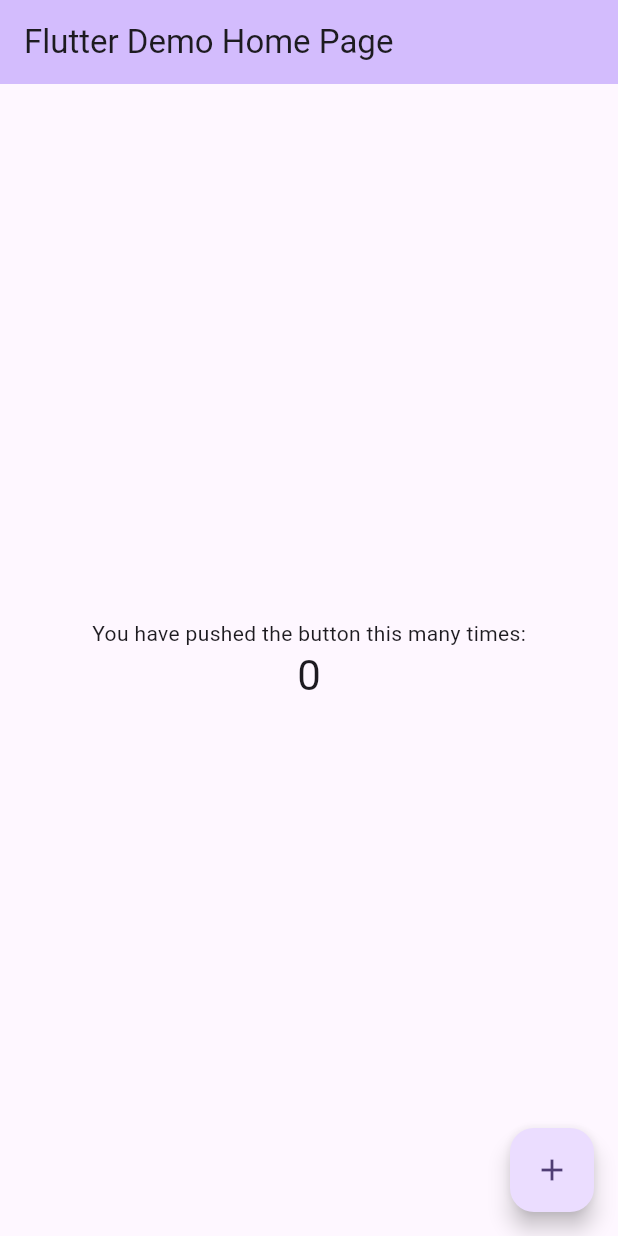
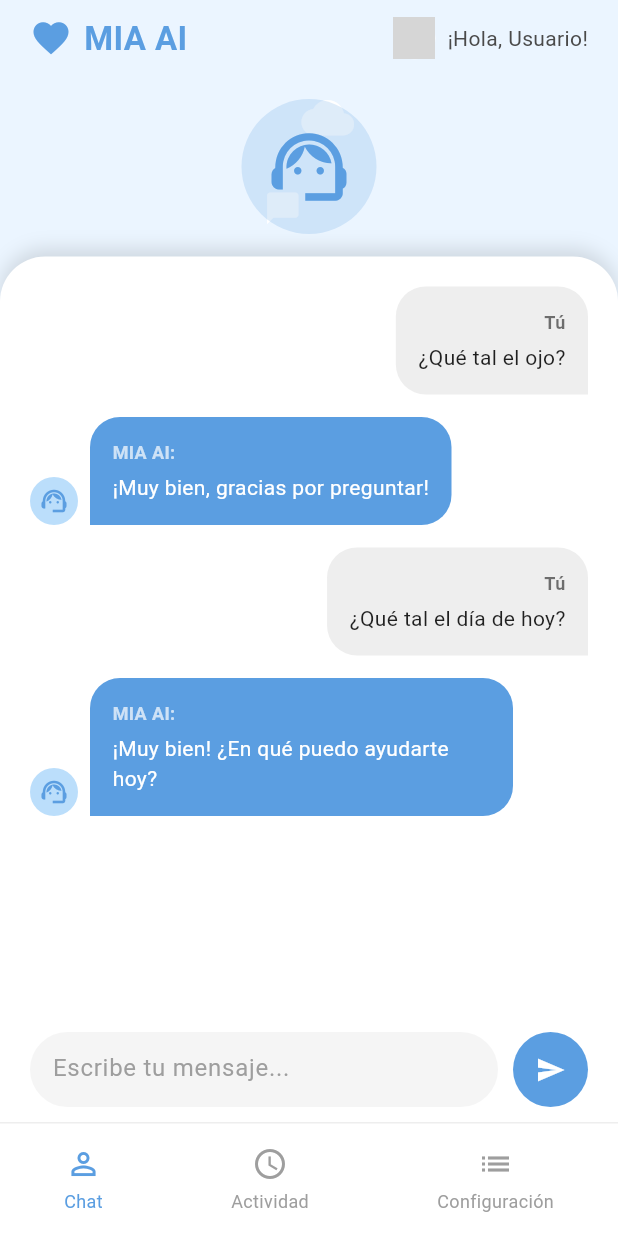
Before and after one commit to EmirC3/MiaIA---Proyecto, a Flutter app: the screen it shows after launch, on a phone screen of 412 x 824 dp. Run offline on Flutter 3.47's test engine with Material 3 defaults, Android fonts, the phone set to English and light mode, and no system bars; network calls fail; grey boxes are pictures that could not be loaded.

Commit message:
Add_ChatBot

```diff
--- a/Frontend - MiaIA/mia_ia_app/lib/main.dart
+++ b/Frontend - MiaIA/mia_ia_app/lib/main.dart
@@ -1,4 +1,7 @@
 import 'package:flutter/material.dart';
+// Asegúrate de importar tu archivo main_chat.dart
+// Si el nombre de tu proyecto es "mi_app", sería: import 'package:mi_app/screens/main_chat.dart';
+import 'screens/main_chat.dart';
 
 void main() {
   runApp(const MyApp());
@@ -7,116 +10,17 @@ void main() {
 class MyApp extends StatelessWidget {
   const MyApp({super.key});
 
-  // This widget is the root of your application.
   @override
   Widget build(BuildContext context) {
     return MaterialApp(
-      title: 'Flutter Demo',
+      debugShowCheckedModeBanner: false,
+      title: 'MIA AI Chat',
       theme: ThemeData(
-        // This is the theme of your application.
-        //
-        // TRY THIS: Try running your application with "flutter run". You'll see
-        // the application has a purple toolbar. Then, without quitting the app,
-        // try changing the seedColor in the colorScheme below to Colors.green
-        // and then invoke "hot reload" (save your changes or press the "hot
-        // reload" button in a Flutter-supported IDE, or press "r" if you used
-        // the command line to start the app).
-        //
-        // Notice that the counter didn't reset back to zero; the application
-        // state is not lost during the reload. To reset the state, use hot
-        // restart instead.
-        //
-        // This works for code too, not just values: Most code changes can be
-        // tested with just a hot reload.
-        colorScheme: .fromSeed(seedColor: Colors.deepPurple),
+        // Usamos colores azules como base
+        colorScheme: ColorScheme.fromSeed(seedColor: const Color(0xFF5B9EE1)),
+        useMaterial3: true,
       ),
-      home: const MyHomePage(title: 'Flutter Demo Home Page'),
+      home: const MainChatScreen(), // Aquí llamamos a tu pantalla
     );
   }
 }
-
-class MyHomePage extends StatefulWidget {
-  const MyHomePage({super.key, required this.title});
-
-  // This widget is the home page of your application. It is stateful, meaning
-  // that it has a State object (defined below) that contains fields that affect
-  // how it looks.
-
-  // This class is the configuration for the state. It holds the values (in this
-  // case the title) provided by the parent (in this case the App widget) and
-  // used by the build method of the State. Fields in a Widget subclass are
-  // always marked "final".
-
-  final String title;
-
-  @override
-  State<MyHomePage> createState() => _MyHomePageState();
-}
-
-class _MyHomePageState extends State<MyHomePage> {
-  int _counter = 0;
-
-  void _incrementCounter() {
-    setState(() {
-      // This call to setState tells the Flutter framework that something has
-      // changed in this State, which causes it to rerun the build method below
-      // so that the display can reflect the updated values. If we changed
-      // _counter without calling setState(), then the build method would not be
-      // called again, and so nothing would appear to happen.
-      _counter++;
-    });
-  }
-
-  @override
-  Widget build(BuildContext context) {
-    // This method is rerun every time setState is called, for instance as done
-    // by the _incrementCounter method above.
-    //
-    // The Flutter framework has been optimized to make rerunning build methods
-    // fast, so that you can just rebuild anything that needs updating rather
-    // than having to individually change instances of widgets.
-    return Scaffold(
-      appBar: AppBar(
-        // TRY THIS: Try changing the color here to a specific color (to
-        // Colors.amber, perhaps?) and trigger a hot reload to see the AppBar
-        // change color while the other colors stay the same.
-        backgroundColor: Theme.of(context).colorScheme.inversePrimary,
-        // Here we take the value from the MyHomePage object that was created by
-        // the App.build method, and use it to set our appbar title.
-        title: Text(widget.title),
-      ),
-      body: Center(
-        // Center is a layout widget. It takes a single child and positions it
-        // in the middle of the parent.
-        child: Column(
-          // Column is also a layout widget. It takes a list of children and
-          // arranges them vertically. By default, it sizes itself to fit its
-          // children horizontally, and tries to be as tall as its parent.
-          //
-          // Column has various properties to control how it sizes itself and
-          // how it positions its children. Here we use mainAxisAlignment to
-          // center the children vertically; the main axis here is the vertical
-          // axis because Columns are vertical (the cross axis would be
-          // horizontal).
-          //
-          // TRY THIS: Invoke "debug painting" (choose the "Toggle Debug Paint"
-          // action in the IDE, or press "p" in the console), to see the
-          // wireframe for each widget.
-          mainAxisAlignment: .center,
-          children: [
-            const Text('You have pushed the button this many times:'),
-            Text(
-              '$_counter',
-              style: Theme.of(context).textTheme.headlineMedium,
-            ),
-          ],
-        ),
-      ),
-      floatingActionButton: FloatingActionButton(
-        onPressed: _incrementCounter,
-        tooltip: 'Increment',
-        child: const Icon(Icons.add),
-      ),
-    );
-  }
-}
--- /dev/null
+++ b/Frontend - MiaIA/mia_ia_app/lib/screens/main_chat.dart
@@ -0,0 +1,392 @@
+import 'package:flutter/material.dart';
+
+// Cambiamos a StatefulWidget para poder actualizar el estado (enviar mensajes)
+class MainChatScreen extends StatefulWidget {
+  const MainChatScreen({super.key});
+
+  @override
+  State<MainChatScreen> createState() => _MainChatScreenState();
+}
+
+class _MainChatScreenState extends State<MainChatScreen> {
+  // Colores (Los defino aquí para usarlos en toda la clase)
+  final Color mainBlue = const Color(0xFF5B9EE1);
+  final Color bgBlue = const Color(0xFFEBF5FF);
+  final Color textGray = const Color(0xFF4A4A4A);
+
+  // Controlador para el campo de texto
+  final TextEditingController _textController = TextEditingController();
+
+  // Lista inicial de mensajes
+  // 'isUser': true significa que lo escribió el usuario (irá a la derecha)
+  // 'isUser': false significa que es la IA (irá a la izquierda)
+  List<Map<String, dynamic>> messages = [
+    {"isUser": true, "text": "¿Qué tal el ojo?"},
+    {"isUser": false, "text": "¡Muy bien, gracias por preguntar!"},
+    {"isUser": true, "text": "¿Qué tal el día de hoy?"},
+    {"isUser": false, "text": "¡Muy bien! ¿En qué puedo ayudarte hoy?"},
+  ];
+
+  // Función para enviar mensaje
+  void _sendMessage() {
+    if (_textController.text.isNotEmpty) {
+      setState(() {
+        // Agregamos el mensaje del usuario a la lista
+        messages.add({"isUser": true, "text": _textController.text});
+
+        // Simulación: La IA responde algo automáticamente después de 1 segundo (Opcional)
+        // Si no quieres esto, borra el Future.delayed
+        Future.delayed(const Duration(seconds: 1), () {
+          if (mounted) {
+            setState(() {
+              messages.add({
+                "isUser": false,
+                "text": "Entendido, cuéntame más sobre eso.",
+              });
+            });
+          }
+        });
+
+        // Limpiamos el campo de texto
+        _textController.clear();
+      });
+    }
+  }
+
+  @override
+  Widget build(BuildContext context) {
+    return Scaffold(
+      backgroundColor: bgBlue,
+      body: SafeArea(
+        bottom: false,
+        child: Column(
+          children: [
+            // --- CABECERA ---
+            Padding(
+              padding: const EdgeInsets.symmetric(
+                horizontal: 20.0,
+                vertical: 10,
+              ),
+              child: Row(
+                mainAxisAlignment: MainAxisAlignment.spaceBetween,
+                children: [
+                  Row(
+                    children: [
+                      Icon(Icons.favorite, color: mainBlue, size: 28),
+                      const SizedBox(width: 8),
+                      Text(
+                        'MIA AI',
+                        style: TextStyle(
+                          color: mainBlue,
+                          fontSize: 22,
+                          fontWeight: FontWeight.bold,
+                        ),
+                      ),
+                    ],
+                  ),
+                  Row(
+                    children: [
+                      const CircleAvatar(
+                        radius: 14,
+                        backgroundColor: Colors.white,
+                        backgroundImage: NetworkImage(
+                          'https://i.pravatar.cc/150?img=5',
+                        ),
+                      ),
+                      const SizedBox(width: 8),
+                      Text(
+                        '¡Hola, Usuario!',
+                        style: TextStyle(color: textGray, fontSize: 14),
+                      ),
+                    ],
+                  ),
+                ],
+              ),
+            ),
+
+            // --- ILUSTRACIÓN CENTRAL (Reducida) ---
+            // Reduje la altura de 180 a 120 para que el chat suba más
+            SizedBox(
+              height: 120,
+              child: Stack(
+                alignment: Alignment.center,
+                children: [
+                  Positioned(
+                    left: 40,
+                    top: 10,
+                    child: Icon(Icons.cloud, color: Colors.white, size: 35),
+                  ),
+                  Positioned(
+                    right: 50,
+                    bottom: 20,
+                    child: Icon(
+                      Icons.chat_bubble,
+                      color: Colors.white,
+                      size: 25,
+                    ),
+                  ),
+                  Container(
+                    padding: const EdgeInsets.all(15), // Padding reducido
+                    decoration: BoxDecoration(
+                      shape: BoxShape.circle,
+                      color: mainBlue.withOpacity(0.2),
+                    ),
+                    child: Icon(
+                      Icons.support_agent,
+                      size: 60,
+                      color: mainBlue,
+                    ), // Icono más pequeño
+                  ),
+                ],
+              ),
+            ),
+
+            // --- PANEL DE CHAT ---
+            Expanded(
+              child: Container(
+                decoration: const BoxDecoration(
+                  color: Colors.white,
+                  borderRadius: BorderRadius.only(
+                    topLeft: Radius.circular(30),
+                    topRight: Radius.circular(30),
+                  ),
+                  boxShadow: [
+                    BoxShadow(
+                      color: Colors.black12,
+                      blurRadius: 10,
+                      offset: Offset(0, -5),
+                    ),
+                  ],
+                ),
+                child: Column(
+                  children: [
+                    // LISTA DE MENSAJES DINÁMICA
+                    Expanded(
+                      child: ListView.builder(
+                        padding: const EdgeInsets.all(20),
+                        itemCount: messages.length,
+                        itemBuilder: (context, index) {
+                          final msg = messages[index];
+                          if (msg['isUser']) {
+                            return _buildUserMessage(msg['text']);
+                          } else {
+                            return _buildBotMessage(msg['text'], mainBlue);
+                          }
+                        },
+                      ),
+                    ),
+
+                    // INPUT DE TEXTO
+                    Container(
+                      padding: const EdgeInsets.symmetric(
+                        horizontal: 20,
+                        vertical: 10,
+                      ),
+                      child: Row(
+                        children: [
+                          Expanded(
+                            child: Container(
+                              padding: const EdgeInsets.symmetric(
+                                horizontal: 15,
+                              ),
+                              height: 50,
+                              decoration: BoxDecoration(
+                                color: Colors.grey[100],
+                                borderRadius: BorderRadius.circular(25),
+                              ),
+                              child: TextField(
+                                controller:
+                                    _textController, // Conectamos el controlador
+                                decoration: const InputDecoration(
+                                  hintText: "Escribe tu mensaje...",
+                                  border: InputBorder.none,
+                                  hintStyle: TextStyle(color: Colors.grey),
+                                ),
+                              ),
+                            ),
+                          ),
+                          const SizedBox(width: 10),
+                          // BOTÓN ENVIAR
+                          GestureDetector(
+                            onTap: _sendMessage, // Llamamos a la función enviar
+                            child: Container(
+                              height: 50,
+                              width: 50,
+                              decoration: BoxDecoration(
+                                color: mainBlue,
+                                shape: BoxShape.circle,
+                              ),
+                              child: const Icon(
+                                Icons.send,
+                                color: Colors.white,
+                                size: 20,
+                              ),
+                            ),
+                          ),
+                        ],
+                      ),
+                    ),
+
+                    // BARRA DE NAVEGACIÓN
+                    Container(
+                      padding: const EdgeInsets.symmetric(vertical: 15),
+                      decoration: BoxDecoration(
+                        border: Border(
+                          top: BorderSide(color: Colors.grey[200]!),
+                        ),
+                      ),
+                      child: Row(
+                        mainAxisAlignment: MainAxisAlignment.spaceAround,
+                        children: [
+                          _buildNavItem(
+                            Icons.person_outline,
+                            "Chat",
+                            true,
+                            mainBlue,
+                          ),
+                          _buildNavItem(
+                            Icons.access_time,
+                            "Actividad",
+                            false,
+                            Colors.grey,
+                          ),
+                          _buildNavItem(
+                            Icons.list,
+                            "Configuración",
+                            false,
+                            Colors.grey,
+                          ),
+                        ],
+                      ),
+                    ),
+                  ],
+                ),
+              ),
+            ),
+          ],
+        ),
+      ),
+    );
+  }
+
+  // USUARIO: Lado DERECHO (Gris)
+  Widget _buildUserMessage(String text) {
+    return Padding(
+      padding: const EdgeInsets.only(
+        bottom: 15.0,
+        left: 50.0,
+      ), // Margen izquierdo para que no ocupe toda la pantalla
+      child: Row(
+        mainAxisAlignment: MainAxisAlignment.end, // Alinea todo a la derecha
+        children: [
+          Flexible(
+            // <--- CAMBIO CLAVE: Usamos Flexible en lugar de Expanded
+            child: Container(
+              padding: const EdgeInsets.all(15),
+              decoration: BoxDecoration(
+                color: Colors.grey[200],
+                borderRadius: const BorderRadius.only(
+                  topLeft: Radius.circular(20),
+                  topRight: Radius.circular(20),
+                  bottomLeft: Radius.circular(20),
+                  bottomRight: Radius.circular(0),
+                ),
+              ),
+              child: Column(
+                crossAxisAlignment: CrossAxisAlignment
+                    .end, // Alinea el texto a la derecha dentro de la burbuja
+                children: [
+                  const Text(
+                    "Tú",
+                    style: TextStyle(
+                      fontWeight: FontWeight.bold,
+                      fontSize: 12,
+                      color: Colors.black54,
+                    ),
+                  ),
+                  const SizedBox(height: 5),
+                  Text(
+                    text,
+                    style: const TextStyle(fontSize: 14, color: Colors.black87),
+                  ),
+                ],
+              ),
+            ),
+          ),
+        ],
+      ),
+    );
+  }
+
+  // IA: Lado IZQUIERDO (Azul)
+  Widget _buildBotMessage(String text, Color color) {
+    return Padding(
+      padding: const EdgeInsets.only(
+        bottom: 15.0,
+        right: 50.0,
+      ), // Margen derecho para que no llegue al borde
+      child: Row(
+        mainAxisAlignment:
+            MainAxisAlignment.start, // Alinea todo a la izquierda
+        crossAxisAlignment: CrossAxisAlignment.end, // Alinea el avatar abajo
+        children: [
+          CircleAvatar(
+            radius: 16,
+            backgroundColor: Colors.blue[100],
+            child: Icon(Icons.support_agent, size: 20, color: color),
+          ),
+          const SizedBox(width: 8),
+          Flexible(
+            // <--- CAMBIO CLAVE: Flexible permite que la burbuja se encoja
+            child: Container(
+              padding: const EdgeInsets.all(15),
+              decoration: BoxDecoration(
+                color: color,
+                borderRadius: const BorderRadius.only(
+                  topLeft: Radius.circular(20),
+                  topRight: Radius.circular(20),
+                  bottomRight: Radius.circular(20),
+                  bottomLeft: Radius.circular(0),
+                ),
+              ),
+              child: Column(
+                crossAxisAlignment: CrossAxisAlignment.start,
+                children: [
+                  const Text(
+                    "MIA AI:",
+                    style: TextStyle(
+                      fontWeight: FontWeight.bold,
+                      fontSize: 12,
+                      color: Colors.white70,
+                    ),
+                  ),
+                  const SizedBox(height: 5),
+                  Text(
+                    text,
+                    style: const TextStyle(color: Colors.white, fontSize: 14),
+                  ),
+                ],
+              ),
+            ),
+          ),
+        ],
+      ),
+    );
+  }
+
+  Widget _buildNavItem(
+    IconData icon,
+    String label,
+    bool isActive,
+    Color color,
+  ) {
+    return Column(
+      mainAxisSize: MainAxisSize.min,
+      children: [
+        Icon(icon, color: color),
+        const SizedBox(height: 4),
+        Text(label, style: TextStyle(color: color, fontSize: 12)),
+      ],
+    );
+  }
+}
```
Also changed, not shown: 1 other file.
